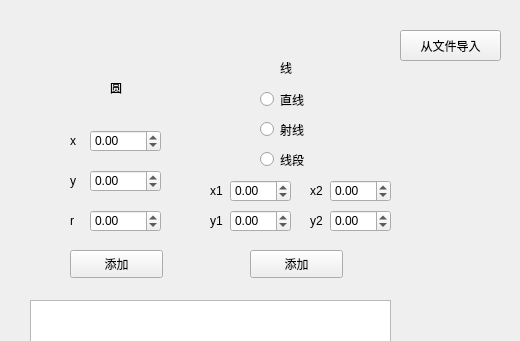
Old version of the form ui_code/mainwindow.ui in the repository BUAA-SE/extremely-weak-GeoGebra; both pictures show x 480 to 1000 and y 0 to 341 of the 1000 by 600 pixel window.
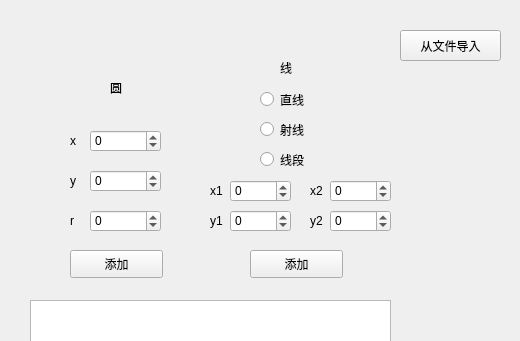
New version of the form.

What changed in the file:
```diff
--- a/ui_code/mainwindow.ui
+++ b/ui_code/mainwindow.ui
@@ -219,118 +219,6 @@
      </rect>
     </property>
    </widget>
-   <widget class="QDoubleSpinBox" name="cir_x">
-    <property name="geometry">
-     <rect>
-      <x>570</x>
-      <y>130</y>
-      <width>71</width>
-      <height>22</height>
-     </rect>
-    </property>
-    <property name="minimum">
-     <double>-100000.000000000000000</double>
-    </property>
-    <property name="maximum">
-     <double>100000.000000000000000</double>
-    </property>
-   </widget>
-   <widget class="QDoubleSpinBox" name="cir_y">
-    <property name="geometry">
-     <rect>
-      <x>570</x>
-      <y>170</y>
-      <width>71</width>
-      <height>22</height>
-     </rect>
-    </property>
-    <property name="minimum">
-     <double>-100000.000000000000000</double>
-    </property>
-    <property name="maximum">
-     <double>100000.000000000000000</double>
-    </property>
-   </widget>
-   <widget class="QDoubleSpinBox" name="cir_r">
-    <property name="geometry">
-     <rect>
-      <x>570</x>
-      <y>210</y>
-      <width>71</width>
-      <height>22</height>
-     </rect>
-    </property>
-    <property name="minimum">
-     <double>-100000.000000000000000</double>
-    </property>
-    <property name="maximum">
-     <double>100000.000000000000000</double>
-    </property>
-   </widget>
-   <widget class="QDoubleSpinBox" name="line_x1">
-    <property name="geometry">
-     <rect>
-      <x>710</x>
-      <y>180</y>
-      <width>61</width>
-      <height>22</height>
-     </rect>
-    </property>
-    <property name="minimum">
-     <double>-100000.000000000000000</double>
-    </property>
-    <property name="maximum">
-     <double>100000.000000000000000</double>
-    </property>
-   </widget>
-   <widget class="QDoubleSpinBox" name="line_x2">
-    <property name="geometry">
-     <rect>
-      <x>810</x>
-      <y>180</y>
-      <width>61</width>
-      <height>22</height>
-     </rect>
-    </property>
-    <property name="minimum">
-     <double>-100000.000000000000000</double>
-    </property>
-    <property name="maximum">
-     <double>100000.000000000000000</double>
-    </property>
-   </widget>
-   <widget class="QDoubleSpinBox" name="line_y1">
-    <property name="geometry">
-     <rect>
-      <x>710</x>
-      <y>210</y>
-      <width>61</width>
-      <height>22</height>
-     </rect>
-    </property>
-    <property name="minimum">
-     <double>-100000.000000000000000</double>
-    </property>
-    <property name="maximum">
-     <double>100000.000000000000000</double>
-    </property>
-   </widget>
-   <widget class="QDoubleSpinBox" name="line_y2">
-    <property name="geometry">
-     <rect>
-      <x>810</x>
-      <y>210</y>
-      <width>61</width>
-      <height>22</height>
-     </rect>
-    </property>
-    <property name="minimum">
-     <double>-100000.000000000000000</double>
-    </property>
-    <property name="maximum">
-     <double>100000.000000000000000</double>
-    </property>
-   </widget>
    <widget class="QPushButton" name="run_button">
     <property name="geometry">
      <rect>
@@ -408,6 +296,118 @@
      <string>交点个数</string>
     </property>
    </widget>
+   <widget class="QSpinBox" name="cir_x">
+    <property name="geometry">
+     <rect>
+      <x>570</x>
+      <y>130</y>
+      <width>71</width>
+      <height>22</height>
+     </rect>
+    </property>
+    <property name="minimum">
+     <number>-100000</number>
+    </property>
+    <property name="maximum">
+     <number>100000</number>
+    </property>
+   </widget>
+   <widget class="QSpinBox" name="cir_y">
+    <property name="geometry">
+     <rect>
+      <x>570</x>
+      <y>170</y>
+      <width>71</width>
+      <height>22</height>
+     </rect>
+    </property>
+    <property name="minimum">
+     <number>-100000</number>
+    </property>
+    <property name="maximum">
+     <number>100000</number>
+    </property>
+   </widget>
+   <widget class="QSpinBox" name="cir_r">
+    <property name="geometry">
+     <rect>
+      <x>570</x>
+      <y>210</y>
+      <width>71</width>
+      <height>22</height>
+     </rect>
+    </property>
+    <property name="minimum">
+     <number>-100000</number>
+    </property>
+    <property name="maximum">
+     <number>100000</number>
+    </property>
+   </widget>
+   <widget class="QSpinBox" name="line_x1">
+    <property name="geometry">
+     <rect>
+      <x>710</x>
+      <y>180</y>
+      <width>61</width>
+      <height>22</height>
+     </rect>
+    </property>
+    <property name="minimum">
+     <number>-100000</number>
+    </property>
+    <property name="maximum">
+     <number>100000</number>
+    </property>
+   </widget>
+   <widget class="QSpinBox" name="line_x2">
+    <property name="geometry">
+     <rect>
+      <x>810</x>
+      <y>180</y>
+      <width>61</width>
+      <height>22</height>
+     </rect>
+    </property>
+    <property name="minimum">
+     <number>-100000</number>
+    </property>
+    <property name="maximum">
+     <number>100000</number>
+    </property>
+   </widget>
+   <widget class="QSpinBox" name="line_y1">
+    <property name="geometry">
+     <rect>
+      <x>710</x>
+      <y>210</y>
+      <width>61</width>
+      <height>22</height>
+     </rect>
+    </property>
+    <property name="minimum">
+     <number>-100000</number>
+    </property>
+    <property name="maximum">
+     <number>100000</number>
+    </property>
+   </widget>
+   <widget class="QSpinBox" name="line_y2">
+    <property name="geometry">
+     <rect>
+      <x>810</x>
+      <y>210</y>
+      <width>61</width>
+      <height>22</height>
+     </rect>
+    </property>
+    <property name="minimum">
+     <number>-100000</number>
+    </property>
+    <property name="maximum">
+     <number>100000</number>
+    </property>
+   </widget>
   </widget>
   <widget class="QMenuBar" name="menubar">
    <property name="geometry">
```
